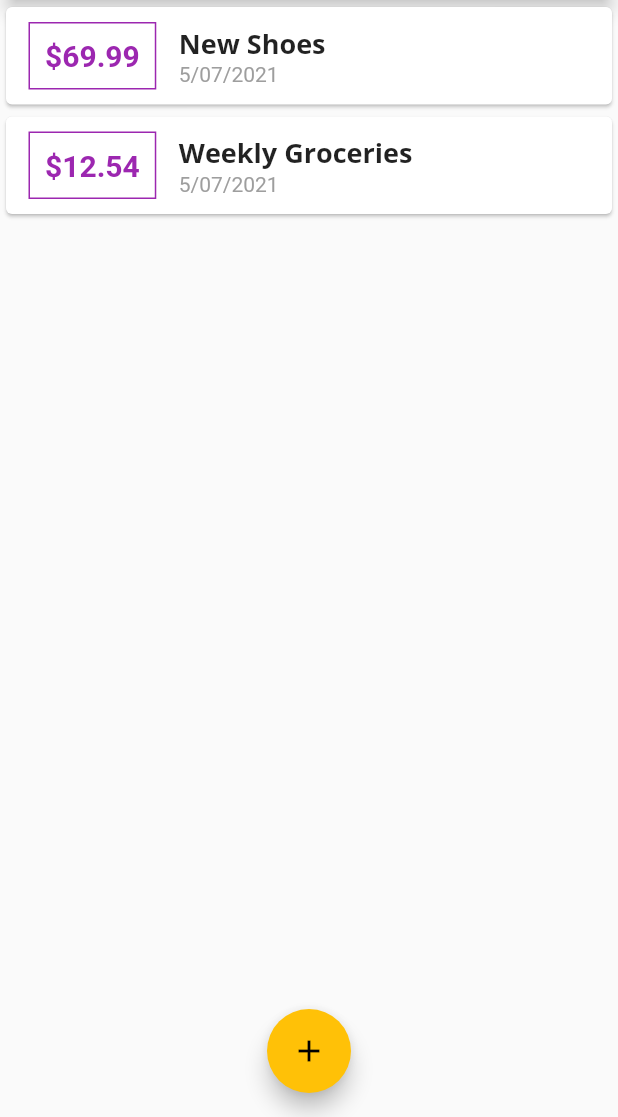
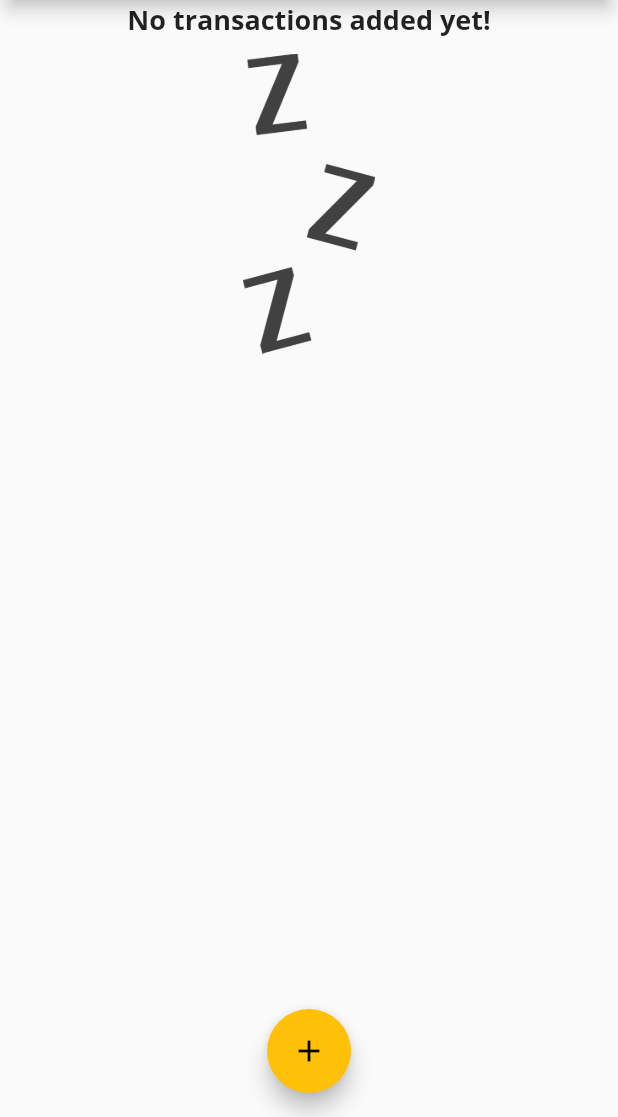
Before and after one commit to sahyun1/expanse_planner, a Flutter app: the screen it shows after launch, on a phone screen of 412 x 824 dp, the part 119-1236 px from its top. Run offline on Flutter 3.47's test engine with Material 2 defaults, Android fonts, the phone set to English and light mode, and no system bars.

Commit message:
show image when no transactions

```diff
--- a/lib/main.dart
+++ b/lib/main.dart
@@ -37,15 +37,16 @@
 }
 
 class _MyHomePageState extends State<MyHomePage> {
-  final List<Transaction> _userTransactions = [
-    Transaction(
-        id: 't1', title: 'New Shoes', amount: 69.99, date: DateTime.now()),
-    Transaction(
-        id: 't2',
-        title: 'Weekly Groceries',
-        amount: 12.54,
-        date: DateTime.now())
-  ];
+  // final List<Transaction> _userTransactions = [
+  //   Transaction(
+  //       id: 't1', title: 'New Shoes', amount: 69.99, date: DateTime.now()),
+  //   Transaction(
+  //       id: 't2',
+  //       title: 'Weekly Groceries',
+  //       amount: 12.54,
+  //       date: DateTime.now())
+  // ];
+  final List<Transaction> _userTransactions = [];
 
   void _addNewTransaction(String title, double amount) {
     setState(() {
--- a/lib/widgets/transaction_list.dart
+++ b/lib/widgets/transaction_list.dart
@@ -11,14 +11,31 @@
   Widget build(BuildContext context) {
     return Container(
         height: 300,
-        child: ListView.builder(
+        child: _transactions.isEmpty
+            ? Column(
+                children: [
+                  Text(
+                    'No transactions added yet!',
+                    style: Theme.of(context).textTheme.title,
+                  ),
+                  Container(
+                    height: 200,
+                    margin: EdgeInsets.only(top: 10),
+                    child: Image.asset(
+                      'assets/images/waiting.png',
+                      fit: BoxFit.cover,
+                    ),
+                  ),
+                ],
+              )
+            : ListView.builder(
                 itemBuilder: (context, index) {
                   return Card(
                     child: Row(
                       children: [
                         Container(
-                        margin:
-                            EdgeInsets.symmetric(vertical: 10, horizontal: 15),
+                            margin: EdgeInsets.symmetric(
+                                vertical: 10, horizontal: 15),
                             decoration: BoxDecoration(
                                 border: Border.all(
                                     color: Theme.of(context).primaryColor)),
--- a/pubspec.yaml
+++ b/pubspec.yaml
@@ -46,8 +46,8 @@
   uses-material-design: true
 
   # To add assets to your application, add an assets section, like this:
-  # assets:
-  #   - images/a_dot_burr.jpeg
+  assets:
+    - assets/images/waiting.png
   #   - images/a_dot_ham.jpeg
 
   # An image asset can refer to one or more resolution-specific "variants", see
```
Also changed, not shown: assets/images/waiting.png (added). Lines whose indentation alone changed are shown as unchanged.
